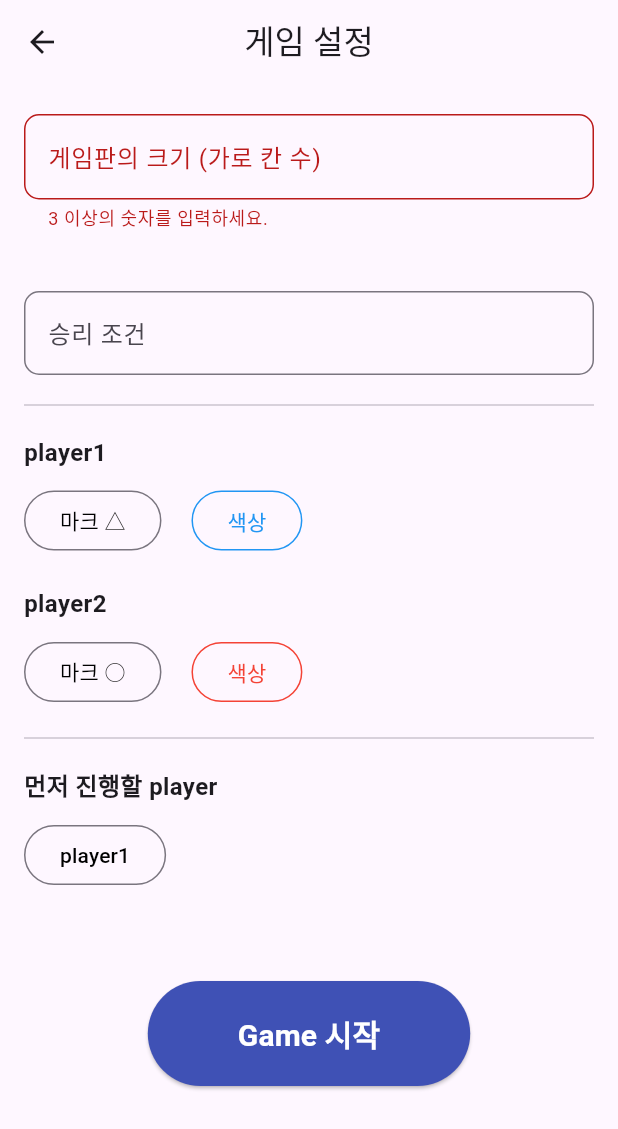
After one commit to maugou/tic-tac-toe, a Flutter app: the GameSettingsScreen screen opened by its route, after a tap on "Game 시작", on a phone screen of 412 x 824 dp. The commit adds this screen. Shown: the top 1129 px of the screen. Run offline on Flutter 3.47's test engine with Material 3 defaults, Android fonts, the phone set to English and light mode, and no system bars; our stand-ins replace flutter_riverpod, go_router, riverpod_annotation; generated files the repository leaves out were written again.

Commit message:
게임 설정 page 구현

```diff
--- /dev/null
+++ b/lib/constants.dart
@@ -0,0 +1,22 @@
+import 'package:flutter/material.dart';
+
+enum PlayerMark {
+  circle('○', '동그라미'),
+  square('□', '네모'),
+  triangle('△', '세모'),
+  xMark('X', '엑스');
+
+  const PlayerMark(this.mark, this.koreanName);
+  final String mark;
+  final String koreanName;
+}
+
+const playerColor = [Colors.red, Colors.blue, Colors.green, Colors.purple];
+const mark = [
+  PlayerMark.circle,
+  PlayerMark.square,
+  PlayerMark.triangle,
+  PlayerMark.xMark
+];
+
+const playerGroup = ["player1", "player2"];
--- /dev/null
+++ b/lib/providers/game_settings_provider.dart
@@ -0,0 +1,65 @@
+import 'dart:math';
+
+import 'package:flutter/material.dart';
+import 'package:riverpod_annotation/riverpod_annotation.dart';
+import 'package:tic_tac_toe/constants.dart';
+
+part 'game_settings_provider.g.dart';
+
+@riverpod
+class GameSettings extends _$GameSettings {
+  @override
+  Map<String, dynamic> build() {
+    return {
+      "board": [],
+      "winnerCondition": "",
+      "currentPlayer": playerGroup[Random().nextInt(2)],
+      "player1": {
+        "mark": PlayerMark.triangle.mark,
+        "color": Colors.blue,
+      },
+      "player2": {
+        "mark": PlayerMark.circle.mark,
+        "color": Colors.red,
+      },
+    };
+  }
+
+  void setGame({
+    required String size,
+    required String winnerCondition,
+  }) {
+    final length = int.parse(size);
+    final board =
+        List.generate(length, (index) => List.generate(length, (i) => ""));
+
+    state = {
+      ...state,
+      "board": board,
+      "winnerCondition": winnerCondition,
+    };
+  }
+
+  void setPlayer({
+    required String player,
+    String? mark,
+    MaterialColor? color,
+  }) {
+    final playerInfo = {
+      "mark": mark ?? state[player]["mark"],
+      "color": color ?? state[player]["color"],
+    };
+
+    state = {
+      ...state,
+      player: playerInfo,
+    };
+  }
+
+  void togglePlayer(player) {
+    state = {
+      ...state,
+      "currentPlayer": player == 'player1' ? "player2" : "player1",
+    };
+  }
+}
--- /dev/null
+++ b/lib/router/router.dart
@@ -0,0 +1,19 @@
+import 'package:go_router/go_router.dart';
+import 'package:tic_tac_toe/screens/home_screen.dart';
+
+import '../screens/game_settings_screen.dart';
+
+final GoRouter router = GoRouter(
+  routes: [
+    GoRoute(
+      path: '/',
+      builder: (context, state) => const HomeScreen(),
+      routes: [
+        GoRoute(
+          path: 'game_settings',
+          builder: (context, state) => const GameSettingsScreen(),
+        )
+      ],
+    )
+  ],
+);
--- /dev/null
+++ b/lib/screens/game_settings_screen.dart
@@ -0,0 +1,326 @@
+import 'package:flutter/cupertino.dart';
+import 'package:flutter/material.dart';
+import 'package:flutter/services.dart';
+import 'package:flutter_riverpod/flutter_riverpod.dart';
+
+import '../constants.dart';
+import '../providers/game_settings_provider.dart';
+
+class GameSettingsScreen extends ConsumerStatefulWidget {
+  const GameSettingsScreen({super.key});
+
+  @override
+  ConsumerState<GameSettingsScreen> createState() => _GameSettingsScreenState();
+}
+
+class _GameSettingsScreenState extends ConsumerState<GameSettingsScreen> {
+  final TextEditingController _boardSizeController = TextEditingController();
+  final TextEditingController _winnerConditionController =
+      TextEditingController();
+
+  final _formKey = GlobalKey<FormState>();
+
+  static const int minimumSize = 3;
+
+  @override
+  Widget build(BuildContext context) {
+    final defaultGameSettings = ref.watch(gameSettingsProvider);
+
+    return Scaffold(
+      appBar: AppBar(
+        title: const Text('게임 설정'),
+        centerTitle: true,
+      ),
+      body: GestureDetector(
+        onTap: () {
+          FocusScope.of(context).unfocus();
+        },
+        behavior: HitTestBehavior.translucent,
+        child: Container(
+          padding: const EdgeInsets.only(left: 16, right: 16),
+          child: SingleChildScrollView(
+            child: Form(
+              key: _formKey,
+              child: Column(
+                children: [
+                  const SizedBox(
+                    height: 20,
+                  ),
+                  TextFormField(
+                    controller: _boardSizeController,
+                    decoration: const InputDecoration(
+                        labelText: '게임판의 크기 (가로 칸 수)',
+                        hintText: "가로 길이 입력해주세요 (최소 3이상)",
+                        border: OutlineInputBorder(
+                          borderRadius: BorderRadius.all(Radius.circular(10.0)),
+                        )),
+                    keyboardType: TextInputType.number,
+                    inputFormatters: <TextInputFormatter>[
+                      FilteringTextInputFormatter.digitsOnly,
+                    ],
+                    validator: (value) {
+                      if (value == null ||
+                          value.isEmpty ||
+                          int.parse(value) < minimumSize) {
+                        return "3 이상의 숫자를 입력하세요.";
+                      }
+
+                      return null;
+                    },
+                  ),
+                  const SizedBox(
+                    height: 40,
+                  ),
+                  TextFormField(
+                    controller: _winnerConditionController,
+                    decoration: const InputDecoration(
+                        labelText: '승리 조건',
+                        border: OutlineInputBorder(
+                          borderRadius: BorderRadius.all(Radius.circular(10.0)),
+                        )),
+                    keyboardType: TextInputType.number,
+                    inputFormatters: <TextInputFormatter>[
+                      FilteringTextInputFormatter.digitsOnly,
+                    ],
+                    validator: (value) {
+                      if (_boardSizeController.text.isEmpty ||
+                          int.parse(_boardSizeController.text) < minimumSize) {
+                        return null;
+                      }
+
+                      if (value == null || value.isEmpty) {
+                        return "승리 조건은 필수 값입니다";
+                      }
+
+                      final winnerCondition = int.parse(value);
+                      final boardSize = int.parse(_boardSizeController.text);
+
+                      if (boardSize == minimumSize &&
+                          winnerCondition != minimumSize) {
+                        return '승리 조건은 3이어야 합니다';
+                      }
+
+                      if (winnerCondition < minimumSize ||
+                          winnerCondition > boardSize) {
+                        return "3 이상 $boardSize 이하의 숫자를 입력하세요";
+                      }
+
+                      return null;
+                    },
+                  ),
+                  const Divider(
+                    height: 40,
+                  ),
+                  const _PlayerSettings(player: "player1"),
+                  const SizedBox(
+                    height: 20,
+                  ),
+                  const _PlayerSettings(player: "player2"),
+                  const Divider(
+                    height: 40,
+                  ),
+                  Container(
+                    alignment: Alignment.centerLeft,
+                    child: Column(
+                      crossAxisAlignment: CrossAxisAlignment.start,
+                      children: [
+                        const Text(
+                          "먼저 진행할 player",
+                          style: TextStyle(
+                            fontWeight: FontWeight.bold,
+                            fontSize: 16,
+                          ),
+                        ),
+                        const SizedBox(
+                          height: 10,
+                        ),
+                        OutlinedButton(
+                          onPressed: () {
+                            ref
+                                .read(gameSettingsProvider.notifier)
+                                .togglePlayer(
+                                    defaultGameSettings["currentPlayer"]);
+                          },
+                          child: Text(
+                            "${defaultGameSettings["currentPlayer"]}",
+                            style: const TextStyle(color: Colors.black),
+                          ),
+                        )
+                      ],
+                    ),
+                  ),
+                  const SizedBox(
+                    height: 60,
+                  ),
+                  ElevatedButton(
+                    onPressed: () {
+                      if (_formKey.currentState!.validate()) {
+                        ref.read(gameSettingsProvider.notifier).setGame(
+                              size: _boardSizeController.text,
+                              winnerCondition: _winnerConditionController.text,
+                            );
+                      }
+                    },
+                    style: ElevatedButton.styleFrom(
+                      backgroundColor: Colors.indigo,
+                      padding: const EdgeInsets.only(
+                        left: 60,
+                        right: 60,
+                        top: 20,
+                        bottom: 20,
+                      ),
+                    ),
+                    child: const Text(
+                      'Game 시작',
+                      style: TextStyle(
+                        fontSize: 20,
+                        color: Colors.white,
+                        fontWeight: FontWeight.bold,
+                      ),
+                    ),
+                  ),
+                ],
+              ),
+            ),
+          ),
+        ),
+      ),
+    );
+  }
+}
+
+class _PlayerSettings extends ConsumerWidget {
+  const _PlayerSettings({
+    required this.player,
+  });
+
+  final String player;
+
+  @override
+  Widget build(BuildContext context, WidgetRef ref) {
+    final defaultGameSettings = ref.watch(gameSettingsProvider);
+    final otherPlayer = player == "player1" ? "player2" : "player1";
+
+    return Column(
+      crossAxisAlignment: CrossAxisAlignment.start,
+      children: [
+        Text(
+          player,
+          style: const TextStyle(
+            fontWeight: FontWeight.bold,
+            fontSize: 16,
+          ),
+        ),
+        const SizedBox(
+          height: 10,
+        ),
+        Row(
+          children: [
+            OutlinedButton(
+              onPressed: () {
+                showCupertinoModalPopup<void>(
+                  context: context,
+                  builder: (BuildContext context) => CupertinoActionSheet(
+                    actions: <CupertinoActionSheetAction>[
+                      ...mark.map((playerMark) {
+                        return CupertinoActionSheetAction(
+                          onPressed: () {
+                            if (playerMark.mark ==
+                                defaultGameSettings[otherPlayer]["mark"]) {
+                              showDialog(
+                                context: context,
+                                builder: (BuildContext context) => AlertDialog(
+                                  content: const Text("다른 Player와 동일한 마크입니다"),
+                                  actions: <Widget>[
+                                    TextButton(
+                                      onPressed: () =>
+                                          Navigator.pop(context, 'OK'),
+                                      child: const Text("확인"),
+                                    )
+                                  ],
+                                ),
+                              );
+
+                              return;
+                            } else {
+                              ref.read(gameSettingsProvider.notifier).setPlayer(
+                                  player: player, mark: playerMark.mark);
+
+                              Navigator.pop(context);
+                            }
+                          },
+                          child: Text(playerMark.koreanName),
+                        );
+                      })
+                    ],
+                  ),
+                );
+              },
+              child: Text(
+                "마크 ${defaultGameSettings[player]["mark"]}",
+                style: const TextStyle(color: Colors.black),
+              ),
+            ),
+            const SizedBox(
+              width: 20,
+            ),
+            OutlinedButton(
+              style: OutlinedButton.styleFrom(
+                side: BorderSide(
+                  color: defaultGameSettings[player]["color"],
+                ),
+              ),
+              onPressed: () {
+                showCupertinoModalPopup<void>(
+                  context: context,
+                  builder: (BuildContext context) => CupertinoActionSheet(
+                    actions: <CupertinoActionSheetAction>[
+                      ...playerColor.map((color) {
+                        return CupertinoActionSheetAction(
+                          onPressed: () {
+                            if (color ==
+                                defaultGameSettings[otherPlayer]["color"]) {
+                              showDialog(
+                                context: context,
+                                builder: (BuildContext context) => AlertDialog(
+                                  content: const Text("다른 Player와 동일한 색상입니다"),
+                                  actions: <Widget>[
+                                    TextButton(
+                                      onPressed: () =>
+                                          Navigator.pop(context, 'OK'),
+                                      child: const Text("확인"),
+                                    )
+                                  ],
+                                ),
+                              );
+
+                              return;
+                            } else {
+                              ref
+                                  .read(gameSettingsProvider.notifier)
+                                  .setPlayer(player: player, color: color);
+                            }
+
+                            Navigator.pop(context);
+                          },
+                          child: Text(
+                            "${defaultGameSettings[player]["mark"]}",
+                            style: TextStyle(color: color),
+                          ),
+                        );
+                      })
+                    ],
+                  ),
+                );
+              },
+              child: Text(
+                "색상",
+                style: TextStyle(color: defaultGameSettings[player]["color"]),
+              ),
+            ),
+          ],
+        )
+      ],
+    );
+  }
+}
--- a/lib/screens/home_screen.dart
+++ b/lib/screens/home_screen.dart
@@ -1,4 +1,5 @@
 import 'package:flutter/material.dart';
+import 'package:go_router/go_router.dart';
 
 class HomeScreen extends StatelessWidget {
   const HomeScreen({super.key});
@@ -8,13 +9,16 @@ class HomeScreen extends StatelessWidget {
     return Scaffold(
       appBar: AppBar(
         title: const Text('홈'),
+        centerTitle: true,
       ),
       body: Center(
         child: Column(
           mainAxisAlignment: MainAxisAlignment.center,
           children: [
             ElevatedButton(
-              onPressed: () {},
+              onPressed: () {
+                context.go('/game_settings');
+              },
               style: ElevatedButton.styleFrom(
                 backgroundColor: Colors.indigo,
                 padding: const EdgeInsets.only(
```
Also changed, not shown: lib/main.dart (+7 -4 lines), lib/providers/game_settings_provider.g.dart (added).
